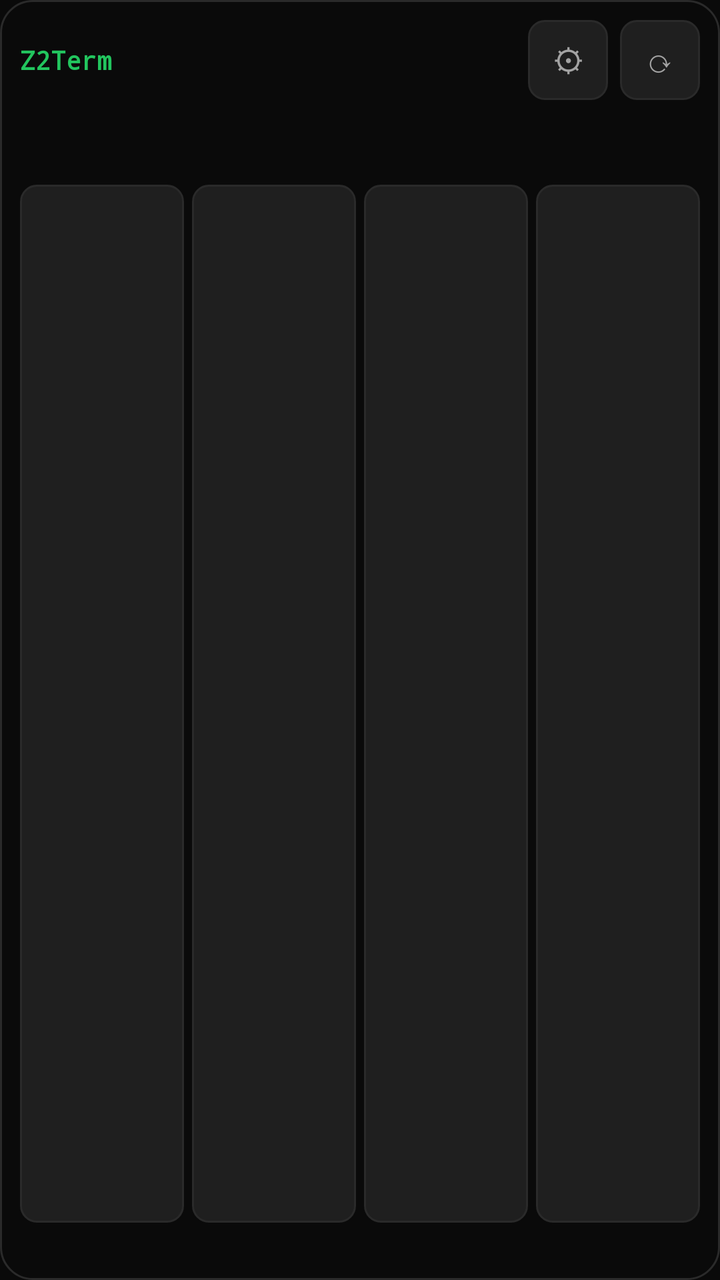
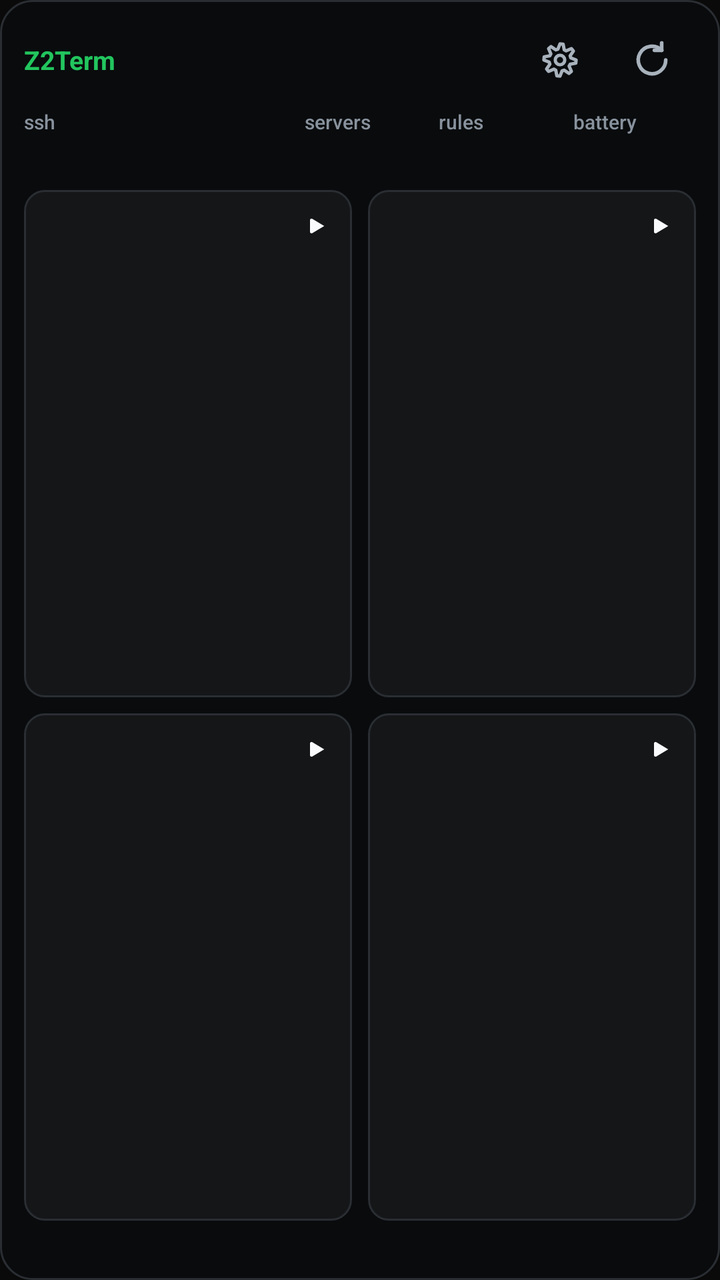

An Android layout rendered at two revisions. The XML below is the earlier revision; the diff shows what the commit changed to produce the second picture.
<!-- AndroidManifest.xml: application theme Theme.Z2Term -->
<!-- res/layout/widget_status.xml -->
<?xml version="1.0" encoding="utf-8"?>
<LinearLayout xmlns:android="http://schemas.android.com/apk/res/android"
    xmlns:tools="http://schemas.android.com/tools"
    android:id="@+id/widget_root"
    android:layout_width="match_parent"
    android:layout_height="match_parent"
    android:orientation="vertical"
    android:background="@drawable/widget_bg"
    android:padding="10dp">

    <LinearLayout
        android:layout_width="match_parent"
        android:layout_height="wrap_content"
        android:orientation="horizontal"
        android:gravity="center_vertical">

        <TextView
            android:id="@+id/widget_title"
            android:layout_width="0dp"
            android:layout_height="wrap_content"
            android:layout_weight="1"
            android:text="@string/app_name"
            android:textColor="@color/widget_accent"
            android:textSize="13sp"
            android:textStyle="bold"
            android:fontFamily="monospace"
            android:singleLine="true" />

        <TextView
            android:id="@+id/widget_config"
            style="@style/Z2WidgetIconButton"
            android:layout_marginStart="6dp"
            android:text="@string/widget_config_glyph"
            android:contentDescription="@string/widget_config_btn_desc" />

        <TextView
            android:id="@+id/widget_refresh"
            style="@style/Z2WidgetIconButton"
            android:layout_marginStart="6dp"
            android:text="@string/widget_refresh_glyph"
            android:contentDescription="@string/widget_refresh_desc" />
    </LinearLayout>

    <TextView
        android:id="@+id/widget_ssh"
        android:layout_width="match_parent"
        android:layout_height="wrap_content"
        android:layout_marginTop="6dp"
        android:textColor="@color/widget_text_secondary"
        android:textSize="11sp"
        android:fontFamily="monospace"
        android:singleLine="true"
        android:ellipsize="end" />

    <TextView
        android:id="@+id/widget_stats"
        android:layout_width="match_parent"
        android:layout_height="wrap_content"
        android:layout_marginTop="1dp"
        android:textColor="@color/widget_text_secondary"
        android:textSize="11sp"
        android:fontFamily="monospace"
        android:singleLine="true"
        android:ellipsize="end" />

    
    <LinearLayout
        android:layout_width="match_parent"
        android:layout_height="0dp"
        android:layout_weight="1"
        android:layout_marginTop="6dp"
        android:orientation="horizontal">

        <TextView
            android:id="@+id/widget_btn_0"
            style="@style/Z2WidgetButton" />

        <TextView
            android:id="@+id/widget_btn_1"
            style="@style/Z2WidgetButton"
            android:layout_marginStart="4dp" />

        <TextView
            android:id="@+id/widget_btn_2"
            style="@style/Z2WidgetButton"
            android:layout_marginStart="4dp" />

        <TextView
            android:id="@+id/widget_btn_3"
            style="@style/Z2WidgetButton"
            android:layout_marginStart="4dp" />
    </LinearLayout>

    <TextView
        android:id="@+id/widget_footer"
        android:layout_width="match_parent"
        android:layout_height="wrap_content"
        android:layout_marginTop="5dp"
        android:textColor="@color/widget_text_tertiary"
        android:textSize="10sp"
        tools:ignore="SmallSp"
        android:fontFamily="monospace"
        android:singleLine="true"
        android:ellipsize="end" />
</LinearLayout>
<!-- resources referenced by this layout -->
<resources>
  <color name="widget_text_secondary">#FFA3A3A3</color>
  <color name="widget_text_tertiary">#FF737373</color>
  <string name="widget_config_glyph" translatable="false">\u2699</string>
  <string name="widget_refresh_glyph" translatable="false">\u27f3</string>
  <style name="Z2WidgetButton">
          <item name="android:layout_width">0dp</item>
          <item name="android:layout_height">match_parent</item>
          <item name="android:layout_weight">1</item>
          <item name="android:background">@drawable/widget_button</item>
          <item name="android:gravity">center</item>
          <item name="android:paddingTop">4dp</item>
          <item name="android:paddingBottom">4dp</item>
          <item name="android:paddingStart">3dp</item>
          <item name="android:paddingEnd">3dp</item>
          <item name="android:textColor">@color/widget_text_primary</item>
          <item name="android:textSize">11sp</item>
          <item name="android:fontFamily">monospace</item>
          <item name="android:maxLines">2</item>
          <item name="android:ellipsize">end</item>
      </style>
  <style name="Z2WidgetIconButton">
          <item name="android:layout_width">40dp</item>
          <item name="android:layout_height">40dp</item>
          <item name="android:background">@drawable/widget_button</item>
          <item name="android:gravity">center</item>
          <item name="android:textColor">@color/widget_text_secondary</item>
          <item name="android:textSize">16sp</item>
      </style>
  <color name="widget_bg">#F00A0A0A</color>
  <color name="widget_border">#FF2A2A2A</color>
  <!-- drawable widget_button (drawable) -->
  <?xml version="1.0" encoding="utf-8"?>
  <shape xmlns:android="http://schemas.android.com/apk/res/android"
      android:shape="rectangle">
      <solid android:color="@color/widget_card" />
      <stroke
          android:width="1dp"
          android:color="@color/widget_border" />
      <corners android:radius="8dp" />
  </shape>
  <color name="widget_text_primary">#FFFAFAFA</color>
  <color name="widget_card">#FF1F1F1F</color>
  <!-- unchanged entries left out for length: 7 -->
</resources>

<!-- the commit's change to res/layout/widget_status.xml (unified diff, before → after) -->
@@ -1,105 +1,444 @@
 <?xml version="1.0" encoding="utf-8"?>
 <LinearLayout xmlns:android="http://schemas.android.com/apk/res/android"
-    xmlns:tools="http://schemas.android.com/tools"
     android:id="@+id/widget_root"
     android:layout_width="match_parent"
     android:layout_height="match_parent"
+    android:background="@drawable/widget_bg"
     android:orientation="vertical"
-    android:background="@drawable/widget_bg"
-    android:padding="10dp">
-
-    <LinearLayout
-        android:layout_width="match_parent"
-        android:layout_height="wrap_content"
-        android:orientation="horizontal"
-        android:gravity="center_vertical">
-
-        <TextView
-            android:id="@+id/widget_title"
-            android:layout_width="0dp"
-            android:layout_height="wrap_content"
-            android:layout_weight="1"
-            android:text="@string/app_name"
-            android:textColor="@color/widget_accent"
-            android:textSize="13sp"
-            android:textStyle="bold"
-            android:fontFamily="monospace"
-            android:singleLine="true" />
-
-        <TextView
-            android:id="@+id/widget_config"
-            style="@style/Z2WidgetIconButton"
-            android:layout_marginStart="6dp"
-            android:text="@string/widget_config_glyph"
-            android:contentDescription="@string/widget_config_btn_desc" />
-
-        <TextView
-            android:id="@+id/widget_refresh"
-            style="@style/Z2WidgetIconButton"
-            android:layout_marginStart="6dp"
-            android:text="@string/widget_refresh_glyph"
-            android:contentDescription="@string/widget_refresh_desc" />
-    </LinearLayout>
-
-    <TextView
-        android:id="@+id/widget_ssh"
-        android:layout_width="match_parent"
-        android:layout_height="wrap_content"
-        android:layout_marginTop="6dp"
-        android:textColor="@color/widget_text_secondary"
-        android:textSize="11sp"
-        android:fontFamily="monospace"
-        android:singleLine="true"
-        android:ellipsize="end" />
-
-    <TextView
-        android:id="@+id/widget_stats"
-        android:layout_width="match_parent"
-        android:layout_height="wrap_content"
-        android:layout_marginTop="1dp"
-        android:textColor="@color/widget_text_secondary"
-        android:textSize="11sp"
-        android:fontFamily="monospace"
-        android:singleLine="true"
-        android:ellipsize="end" />
+    android:paddingStart="12dp"
+    android:paddingTop="8dp"
+    android:paddingEnd="12dp"
+    android:paddingBottom="10dp">
+
+    <include layout="@layout/widget_status_header" />
 
     
     <LinearLayout
+        android:id="@+id/widget_tiles_row_0"
         android:layout_width="match_parent"
         android:layout_height="0dp"
         android:layout_weight="1"
         android:layout_marginTop="6dp"
+        android:baselineAligned="false"
         android:orientation="horizontal">
 
-        <TextView
-            android:id="@+id/widget_btn_0"
-            style="@style/Z2WidgetButton" />
-
-        <TextView
-            android:id="@+id/widget_btn_1"
-            style="@style/Z2WidgetButton"
-            android:layout_marginStart="4dp" />
-
-        <TextView
-            android:id="@+id/widget_btn_2"
-            style="@style/Z2WidgetButton"
-            android:layout_marginStart="4dp" />
-
-        <TextView
-            android:id="@+id/widget_btn_3"
-            style="@style/Z2WidgetButton"
-            android:layout_marginStart="4dp" />
+        
+        <LinearLayout
+            android:id="@+id/widget_tile_0"
+            android:layout_width="0dp"
+            android:layout_height="match_parent"
+            android:layout_weight="1"
+            android:background="@drawable/widget_tile_idle"
+            android:orientation="vertical"
+            android:padding="9dp">
+
+            <LinearLayout
+                android:layout_width="match_parent"
+                android:layout_height="wrap_content"
+                android:gravity="center_vertical"
+                android:orientation="horizontal">
+                <TextView
+                    android:id="@+id/widget_tile_0_name"
+                    android:layout_width="0dp"
+                    android:layout_height="wrap_content"
+                    android:layout_weight="1"
+                    android:textColor="@color/widget_text_primary"
+                    android:textSize="@dimen/widget_text_name"
+                    android:textStyle="bold"
+                    android:singleLine="true"
+                    android:ellipsize="end" />
+                <ImageView
+                    android:id="@+id/widget_tile_0_icon"
+                    android:layout_width="18dp"
+                    android:layout_height="18dp"
+                    android:layout_marginStart="6dp"
+                    android:importantForAccessibility="no"
+                    android:src="@drawable/ic_widget_run" />
+            </LinearLayout>
+
+            <TextView
+                android:id="@+id/widget_tile_0_desc"
+                android:layout_width="match_parent"
+                android:layout_height="wrap_content"
+                android:layout_marginTop="2dp"
+                android:textColor="@color/widget_text_secondary"
+                android:textSize="@dimen/widget_text_desc"
+                android:singleLine="true"
+                android:ellipsize="end" />
+
+            <LinearLayout
+                android:layout_width="match_parent"
+                android:layout_height="wrap_content"
+                android:layout_marginTop="3dp"
+                android:gravity="center_vertical"
+                android:orientation="horizontal">
+                <TextView
+                    android:id="@+id/widget_tile_0_state"
+                    android:layout_width="wrap_content"
+                    android:layout_height="wrap_content"
+                    android:textColor="@color/widget_state_idle"
+                    android:textSize="@dimen/widget_text_state"
+                    android:fontFamily="monospace"
+                    android:singleLine="true" />
+                <Chronometer
+                    android:id="@+id/widget_tile_0_timer"
+                    android:layout_width="wrap_content"
+                    android:layout_height="wrap_content"
+                    android:layout_marginStart="4dp"
+                    android:textColor="@color/widget_state_running"
+                    android:textSize="@dimen/widget_text_state"
+                    android:fontFamily="monospace"
+                    android:visibility="gone" />
+            </LinearLayout>
+        </LinearLayout>
+
+        
+        <LinearLayout
+            android:id="@+id/widget_tile_1"
+            android:layout_width="0dp"
+            android:layout_height="match_parent"
+            android:layout_weight="1"
+            android:layout_marginStart="8dp"
+            android:background="@drawable/widget_tile_idle"
+            android:orientation="vertical"
+            android:padding="9dp">
+
+            <LinearLayout
+                android:layout_width="match_parent"
+                android:layout_height="wrap_content"
+                android:gravity="center_vertical"
+                android:orientation="horizontal">
+                <TextView
+                    android:id="@+id/widget_tile_1_name"
+                    android:layout_width="0dp"
+                    android:layout_height="wrap_content"
+                    android:layout_weight="1"
+                    android:textColor="@color/widget_text_primary"
+                    android:textSize="@dimen/widget_text_name"
+                    android:textStyle="bold"
+                    android:singleLine="true"
+                    android:ellipsize="end" />
+                <ImageView
+                    android:id="@+id/widget_tile_1_icon"
+                    android:layout_width="18dp"
+                    android:layout_height="18dp"
+                    android:layout_marginStart="6dp"
+                    android:importantForAccessibility="no"
+                    android:src="@drawable/ic_widget_run" />
+            </LinearLayout>
+
+            <TextView
+                android:id="@+id/widget_tile_1_desc"
+                android:layout_width="match_parent"
+                android:layout_height="wrap_content"
+                android:layout_marginTop="2dp"
+                android:textColor="@color/widget_text_secondary"
+                android:textSize="@dimen/widget_text_desc"
+                android:singleLine="true"
+                android:ellipsize="end" />
+
+            <LinearLayout
+                android:layout_width="match_parent"
+                android:layout_height="wrap_content"
+                android:layout_marginTop="3dp"
+                android:gravity="center_vertical"
+                android:orientation="horizontal">
+                <TextView
+                    android:id="@+id/widget_tile_1_state"
+                    android:layout_width="wrap_content"
+                    android:layout_height="wrap_content"
+                    android:textColor="@color/widget_state_idle"
+                    android:textSize="@dimen/widget_text_state"
+                    android:fontFamily="monospace"
+                    android:singleLine="true" />
+                <Chronometer
+                    android:id="@+id/widget_tile_1_timer"
+                    android:layout_width="wrap_content"
+                    android:layout_height="wrap_content"
+                    android:layout_marginStart="4dp"
+                    android:textColor="@color/widget_state_running"
+                    android:textSize="@dimen/widget_text_state"
+                    android:fontFamily="monospace"
+                    android:visibility="gone" />
+            </LinearLayout>
+        </LinearLayout>
     </LinearLayout>
 
+    
+    <LinearLayout
+        android:id="@+id/widget_tiles_row_1"
+        android:layout_width="match_parent"
+        android:layout_height="0dp"
+        android:layout_weight="1"
+        android:layout_marginTop="8dp"
+        android:baselineAligned="false"
+        android:orientation="horizontal">
+
+        
+        <LinearLayout
+            android:id="@+id/widget_tile_2"
+            android:layout_width="0dp"
+            android:layout_height="match_parent"
+            android:layout_weight="1"
+            android:background="@drawable/widget_tile_idle"
+            android:orientation="vertical"
+            android:padding="9dp">
+
+            <LinearLayout
+                android:layout_width="match_parent"
+                android:layout_height="wrap_content"
+                android:gravity="center_vertical"
+                android:orientation="horizontal">
+                <TextView
+                    android:id="@+id/widget_tile_2_name"
+                    android:layout_width="0dp"
+                    android:layout_height="wrap_content"
+                    android:layout_weight="1"
+                    android:textColor="@color/widget_text_primary"
+                    android:textSize="@dimen/widget_text_name"
+                    android:textStyle="bold"
+                    android:singleLine="true"
+                    android:ellipsize="end" />
+                <ImageView
+                    android:id="@+id/widget_tile_2_icon"
+                    android:layout_width="18dp"
+                    android:layout_height="18dp"
+                    android:layout_marginStart="6dp"
+                    android:importantForAccessibility="no"
+                    android:src="@drawable/ic_widget_run" />
+            </LinearLayout>
+
+            <TextView
+                android:id="@+id/widget_tile_2_desc"
+                android:layout_width="match_parent"
+                android:layout_height="wrap_content"
+                android:layout_marginTop="2dp"
+                android:textColor="@color/widget_text_secondary"
+                android:textSize="@dimen/widget_text_desc"
+                android:singleLine="true"
+                android:ellipsize="end" />
+
+            <LinearLayout
+                android:layout_width="match_parent"
+                android:layout_height="wrap_content"
+                android:layout_marginTop="3dp"
+                android:gravity="center_vertical"
+                android:orientation="horizontal">
+                <TextView
+                    android:id="@+id/widget_tile_2_state"
+                    android:layout_width="wrap_content"
+                    android:layout_height="wrap_content"
+                    android:textColor="@color/widget_state_idle"
+                    android:textSize="@dimen/widget_text_state"
+                    android:fontFamily="monospace"
+                    android:singleLine="true" />
+                <Chronometer
+                    android:id="@+id/widget_tile_2_timer"
+                    android:layout_width="wrap_content"
+                    android:layout_height="wrap_content"
+                    android:layout_marginStart="4dp"
+                    android:textColor="@color/widget_state_running"
+                    android:textSize="@dimen/widget_text_state"
+                    android:fontFamily="monospace"
+                    android:visibility="gone" />
+            </LinearLayout>
+        </LinearLayout>
+
+        
+        <LinearLayout
+            android:id="@+id/widget_tile_3"
+            android:layout_width="0dp"
+            android:layout_height="match_parent"
+            android:layout_weight="1"
+            android:layout_marginStart="8dp"
+            android:background="@drawable/widget_tile_idle"
+            android:orientation="vertical"
+            android:padding="9dp">
+
+            <LinearLayout
+                android:layout_width="match_parent"
+                android:layout_height="wrap_content"
+                android:gravity="center_vertical"
+                android:orientation="horizontal">
+                <TextView
+                    android:id="@+id/widget_tile_3_name"
+                    android:layout_width="0dp"
+                    android:layout_height="wrap_content"
+                    android:layout_weight="1"
+                    android:textColor="@color/widget_text_primary"
+                    android:textSize="@dimen/widget_text_name"
+                    android:textStyle="bold"
+                    android:singleLine="true"
+                    android:ellipsize="end" />
+                <ImageView
+                    android:id="@+id/widget_tile_3_icon"
+                    android:layout_width="18dp"
+                    android:layout_height="18dp"
+                    android:layout_marginStart="6dp"
+                    android:importantForAccessibility="no"
+                    android:src="@drawable/ic_widget_run" />
+            </LinearLayout>
+
+            <TextView
+                android:id="@+id/widget_tile_3_desc"
+                android:layout_width="match_parent"
+                android:layout_height="wrap_content"
+                android:layout_marginTop="2dp"
+                android:textColor="@color/widget_text_secondary"
+                android:textSize="@dimen/widget_text_desc"
+                android:singleLine="true"
+                android:ellipsize="end" />
+
+            <LinearLayout
+                android:layout_width="match_parent"
+                android:layout_height="wrap_content"
+                android:layout_marginTop="3dp"
+                android:gravity="center_vertical"
+                android:orientation="horizontal">
+                <TextView
+                    android:id="@+id/widget_tile_3_state"
+                    android:layout_width="wrap_content"
+                    android:layout_height="wrap_content"
+                    android:textColor="@color/widget_state_idle"
+                    android:textSize="@dimen/widget_text_state"
+                    android:fontFamily="monospace"
+                    android:singleLine="true" />
+                <Chronometer
+                    android:id="@+id/widget_tile_3_timer"
+                    android:layout_width="wrap_content"
+                    android:layout_height="wrap_content"
+                    android:layout_marginStart="4dp"
+                    android:textColor="@color/widget_state_running"
+                    android:textSize="@dimen/widget_text_state"
+                    android:fontFamily="monospace"
+                    android:visibility="gone" />
+            </LinearLayout>
+        </LinearLayout>
+    </LinearLayout>
+
+    
     <TextView
         android:id="@+id/widget_footer"
         android:layout_width="match_parent"
         android:layout_height="wrap_content"
-        android:layout_marginTop="5dp"
+        android:layout_marginTop="6dp"
         android:textColor="@color/widget_text_tertiary"
-        android:textSize="10sp"
-        tools:ignore="SmallSp"
-        android:fontFamily="monospace"
+        android:textSize="@dimen/widget_text_footer"
         android:singleLine="true"
         android:ellipsize="end" />
 </LinearLayout>
+<!-- res/layout/widget_status_header.xml (included above) -->
+<?xml version="1.0" encoding="utf-8"?>
+<LinearLayout xmlns:android="http://schemas.android.com/apk/res/android"
+    android:layout_width="match_parent"
+    android:layout_height="wrap_content"
+    android:orientation="vertical">
+
+    
+    <LinearLayout
+        android:layout_width="match_parent"
+        android:layout_height="wrap_content"
+        android:gravity="center_vertical"
+        android:orientation="horizontal">
+
+        
+        <TextView
+            android:id="@+id/widget_title"
+            android:layout_width="0dp"
+            android:layout_height="44dp"
+            android:layout_weight="1"
+            android:gravity="center_vertical"
+            android:text="@string/app_name"
+            android:textColor="@color/widget_accent"
+            android:textSize="@dimen/widget_text_title"
+            android:textStyle="bold"
+            android:singleLine="true" />
+
+        <ImageView
+            android:id="@+id/widget_config"
+            style="@style/Z2WidgetIconButton"
+            android:src="@drawable/ic_widget_settings"
+            android:contentDescription="@string/widget_config_btn_desc" />
+
+        <ImageView
+            android:id="@+id/widget_refresh"
+            style="@style/Z2WidgetIconButton"
+            android:layout_marginStart="2dp"
+            android:src="@drawable/ic_widget_refresh"
+            android:contentDescription="@string/widget_refresh_desc" />
+    </LinearLayout>
+
+    
+    <LinearLayout
+        android:layout_width="match_parent"
+        android:layout_height="wrap_content"
+        android:layout_marginTop="2dp"
+        android:layout_marginBottom="4dp"
+        android:baselineAligned="false"
+        android:orientation="horizontal">
+
+        
+        <LinearLayout
+            android:layout_width="0dp"
+            android:layout_height="wrap_content"
+            android:layout_weight="2.2"
+            android:orientation="vertical">
+            <TextView
+                android:id="@+id/widget_ssh_label"
+                style="@style/Z2WidgetLabel"
+                android:text="@string/widget_label_ssh" />
+            <TextView
+                android:id="@+id/widget_ssh"
+                style="@style/Z2WidgetValue"
+                android:layout_width="match_parent" />
+        </LinearLayout>
+
+        
+        <LinearLayout
+            android:layout_width="0dp"
+            android:layout_height="wrap_content"
+            android:layout_weight="1"
+            android:layout_marginStart="6dp"
+            android:orientation="vertical">
+            <TextView
+                android:id="@+id/widget_servers_label"
+                style="@style/Z2WidgetLabel"
+                android:text="@string/widget_label_servers" />
+            <TextView
+                android:id="@+id/widget_servers"
+                style="@style/Z2WidgetValue" />
+        </LinearLayout>
+
+        
+        <LinearLayout
+            android:layout_width="0dp"
+            android:layout_height="wrap_content"
+            android:layout_weight="1"
+            android:layout_marginStart="6dp"
+            android:orientation="vertical">
+            <TextView
+                android:id="@+id/widget_rules_label"
+                style="@style/Z2WidgetLabel"
+                android:text="@string/widget_label_rules" />
+            <TextView
+                android:id="@+id/widget_rules"
+                style="@style/Z2WidgetValue" />
+        </LinearLayout>
+
+        
+        <LinearLayout
+            android:layout_width="0dp"
+            android:layout_height="wrap_content"
+            android:layout_weight="1"
+            android:layout_marginStart="6dp"
+            android:orientation="vertical">
+            <TextView
+                android:id="@+id/widget_battery_label"
+                style="@style/Z2WidgetLabel"
+                android:text="@string/widget_label_battery" />
+            <TextView
+                android:id="@+id/widget_battery"
+                style="@style/Z2WidgetValue" />
+        </LinearLayout>
+    </LinearLayout>
+</LinearLayout>
<!-- resource entries referenced after the edit -->
@@ -1,36 +1,72 @@
 <!-- resources referenced by this layout -->
 <resources>
-  <color name="widget_text_secondary">#FFA3A3A3</color>
-  <color name="widget_text_tertiary">#FF737373</color>
-  <string name="widget_config_glyph" translatable="false">\u2699</string>
-  <string name="widget_refresh_glyph" translatable="false">\u27f3</string>
-  <style name="Z2WidgetButton">
-          <item name="android:layout_width">0dp</item>
-          <item name="android:layout_height">match_parent</item>
-          <item name="android:layout_weight">1</item>
-          <item name="android:background">@drawable/widget_button</item>
-          <item name="android:gravity">center</item>
-          <item name="android:paddingTop">4dp</item>
-          <item name="android:paddingBottom">4dp</item>
-          <item name="android:paddingStart">3dp</item>
-          <item name="android:paddingEnd">3dp</item>
-          <item name="android:textColor">@color/widget_text_primary</item>
-          <item name="android:textSize">11sp</item>
-          <item name="android:fontFamily">monospace</item>
-          <item name="android:maxLines">2</item>
-          <item name="android:ellipsize">end</item>
-      </style>
-  <style name="Z2WidgetIconButton">
-          <item name="android:layout_width">40dp</item>
-          <item name="android:layout_height">40dp</item>
-          <item name="android:background">@drawable/widget_button</item>
-          <item name="android:gravity">center</item>
-          <item name="android:textColor">@color/widget_text_secondary</item>
-          <item name="android:textSize">16sp</item>
-      </style>
-  <color name="widget_bg">#F00A0A0A</color>
-  <color name="widget_border">#FF2A2A2A</color>
-  <!-- drawable widget_button (drawable) -->
+  <color name="widget_state_idle">#FF88929D</color>
+  <color name="widget_state_running">#FF22C55E</color>
+  <color name="widget_text_secondary">#FFA8B2BC</color>
+  <color name="widget_text_tertiary">#FF88929D</color>
+  <dimen name="widget_text_desc">11sp</dimen>
+  <dimen name="widget_text_footer">10sp</dimen>
+  <dimen name="widget_text_name">13sp</dimen>
+  <dimen name="widget_text_state">11sp</dimen>
+  <dimen name="widget_text_title">13sp</dimen>
+  <!-- drawable ic_widget_refresh (drawable) -->
+  <?xml version="1.0" encoding="utf-8"?>
+  <vector xmlns:android="http://schemas.android.com/apk/res/android"
+      android:width="24dp"
+      android:height="24dp"
+      android:viewportWidth="24"
+      android:viewportHeight="24">
+      
+      <path
+          android:pathData="M19.5,12 A7.5,7.5 0 1 1 17.3,6.7"
+          android:strokeColor="@color/widget_text_secondary"
+          android:strokeWidth="2"
+          android:strokeLineCap="round"
+          android:strokeLineJoin="round"
+          android:fillColor="#00000000" />
+      
+      <path
+          android:pathData="M17.3,2.7 V6.7 H13.3"
+          android:strokeColor="@color/widget_text_secondary"
+          android:strokeWidth="2"
+          android:strokeLineCap="round"
+          android:strokeLineJoin="round"
+          android:fillColor="#00000000" />
+  </vector>
+  <!-- drawable ic_widget_run (drawable) -->
+  <?xml version="1.0" encoding="utf-8"?>
+  <vector xmlns:android="http://schemas.android.com/apk/res/android"
+      android:width="24dp"
+      android:height="24dp"
+      android:viewportWidth="24"
+      android:viewportHeight="24">
+      
+      <path
+          android:pathData="M9.5,7.2 L17.5,12 L9.5,16.8 A1,1 0 0 1 8,16 L8,8 A1,1 0 0 1 9.5,7.2 Z"
+          android:fillColor="@color/widget_text_primary" />
+  </vector>
+  <!-- drawable ic_widget_settings (drawable) -->
+  <?xml version="1.0" encoding="utf-8"?>
+  <vector xmlns:android="http://schemas.android.com/apk/res/android"
+      android:width="24dp"
+      android:height="24dp"
+      android:viewportWidth="24"
+      android:viewportHeight="24">
+      
+      <path
+          android:pathData="M12.0,3.2 L13.72,3.37 L14.3,6.46 L15.33,7.01 L18.22,5.78 L19.32,7.11 L17.54,9.7 L17.88,10.83 L20.8,12.0 L20.63,13.72 L17.54,14.3 L16.99,15.33 L18.22,18.22 L16.89,19.32 L14.3,17.54 L13.17,17.88 L12.0,20.8 L10.28,20.63 L9.7,17.54 L8.67,16.99 L5.78,18.22 L4.68,16.89 L6.46,14.3 L6.12,13.17 L3.2,12.0 L3.37,10.28 L6.46,9.7 L7.01,8.67 L5.78,5.78 L7.11,4.68 L9.7,6.46 L10.83,6.12 Z"
+          android:strokeColor="@color/widget_text_secondary"
+          android:strokeWidth="1.8"
+          android:strokeLineJoin="round"
+          android:fillColor="#00000000" />
+      
+      <path
+          android:pathData="M12,12m-2.6,0a2.6,2.6 0 1,0 5.2,0a2.6,2.6 0 1,0 -5.2,0"
+          android:strokeColor="@color/widget_text_secondary"
+          android:strokeWidth="1.8"
+          android:fillColor="#00000000" />
+  </vector>
+  <!-- drawable widget_tile_idle (drawable) -->
   <?xml version="1.0" encoding="utf-8"?>
   <shape xmlns:android="http://schemas.android.com/apk/res/android"
       android:shape="rectangle">
@@ -38,10 +74,43 @@
       <stroke
           android:width="1dp"
           android:color="@color/widget_border" />
-      <corners android:radius="8dp" />
+      <corners android:radius="10dp" />
   </shape>
-  <color name="widget_text_primary">#FFFAFAFA</color>
-  <color name="widget_card">#FF1F1F1F</color>
+  <string name="widget_label_battery">battery</string>
+  <string name="widget_label_rules">rules</string>
+  <string name="widget_label_servers">servers</string>
+  <string name="widget_label_ssh">ssh</string>
+  <style name="Z2WidgetIconButton">
+          <item name="android:layout_width">44dp</item>
+          <item name="android:layout_height">44dp</item>
+          <item name="android:padding">11dp</item>
+          <item name="android:scaleType">fitCenter</item>
+      </style>
+  <style name="Z2WidgetLabel">
+          <item name="android:layout_width">wrap_content</item>
+          <item name="android:layout_height">wrap_content</item>
+          <item name="android:textColor">@color/widget_text_tertiary</item>
+          <item name="android:textSize">@dimen/widget_text_label</item>
+          <item name="android:fontFamily">sans-serif-medium</item>
+          <item name="android:singleLine">true</item>
+          <item name="android:ellipsize">end</item>
+      </style>
+  <style name="Z2WidgetValue">
+          <item name="android:layout_width">wrap_content</item>
+          <item name="android:layout_height">wrap_content</item>
+          <item name="android:layout_marginTop">1dp</item>
+          <item name="android:textColor">@color/widget_text_primary</item>
+          <item name="android:textSize">@dimen/widget_text_value</item>
+          <item name="android:fontFamily">monospace</item>
+          <item name="android:singleLine">true</item>
+          <item name="android:ellipsize">end</item>
+      </style>
+  <color name="widget_bg">#F40A0C0E</color>
+  <color name="widget_border">#FF2A2E33</color>
+  <color name="widget_text_primary">#FFF8FAFC</color>
+  <color name="widget_card">#FF141618</color>
+  <dimen name="widget_text_label">10sp</dimen>
+  <dimen name="widget_text_value">12sp</dimen>
   <!-- unchanged entries left out for length: 7 -->
 </resources>
 
